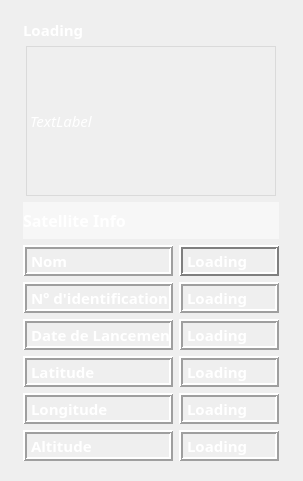
First picture: the form in GeoStation_Projet/satellitemozaicwidget.ui, repository SoheibBiga/GeoStation, before the edit.
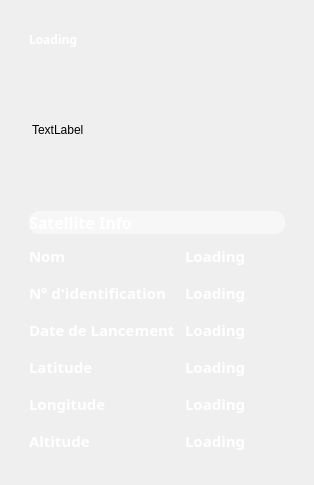
Second picture: the form after the edit. Icons and pictures are not drawn. Custom widgets are drawn as their Qt base class.

Diff of the .ui file:
```diff
--- a/GeoStation_Projet/satellitemozaicwidget.ui
+++ b/GeoStation_Projet/satellitemozaicwidget.ui
@@ -13,8 +13,20 @@
   <property name="windowTitle">
    <string>Form</string>
   </property>
+  <property name="windowOpacity">
+   <double>1.000000000000000</double>
+  </property>
+  <property name="styleSheet">
+   <string notr="true">border-radius: 10px;
+background-image: url(:/Images/atmosphere-cosmos.jpeg);
+
+</string>
+  </property>
   <layout class="QGridLayout" name="gridLayout_2">
    <item row="0" column="0">
+    <widget class="QWidget" name="widget_2" native="true">
+     <layout class="QGridLayout" name="gridLayout_3">
+      <item row="0" column="0">
     <widget class="QWidget" name="widget" native="true">
      <property name="palette">
       <palette>
@@ -1717,6 +1729,9 @@
          </layout>
         </item>
        </layout>
+         </item>
+        </layout>
+       </widget>
       </item>
      </layout>
     </widget>
```
Left out of the diff: 21 changed lines with no effect on the pictures. Lines whose indentation alone changed are shown as unchanged.
